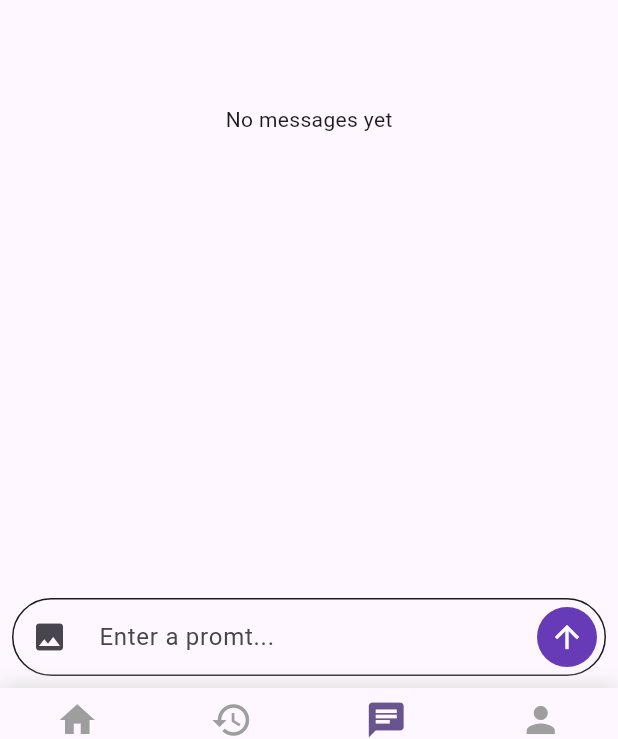
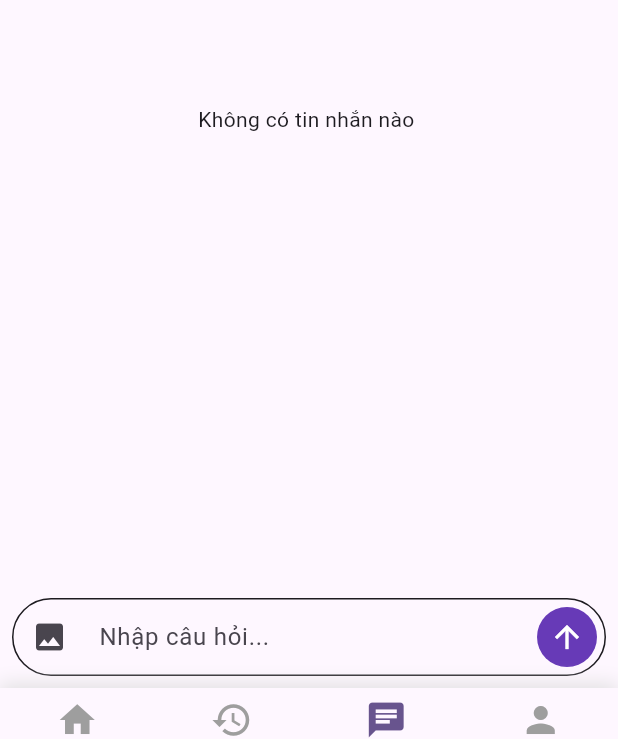
Before and after one commit to tsdevtool/DoAnChuyenNganh, a Flutter app: the screen it shows after launch, swiped to page 3, on a phone screen of 412 x 824 dp. Shown: the part 455-1194 px from the top of the screen. Run offline on Flutter 3.47's test engine with Material 3 defaults, Android fonts, the light colour scheme and no system bars; our stand-ins replace firebase_core, firebase_database, firebase_storage, flutter_markdown, flutter_spinkit, font_awesome_flutter and 5 more; missing offline and left inert: bcrypt; accounts and stored records are empty.

Commit message:
fix sơ sơ

```diff
--- a/ungdungdatlichkham/lib/Screen/chat_screen.dart
+++ b/ungdungdatlichkham/lib/Screen/chat_screen.dart
@@ -112,7 +112,7 @@ Widget build(BuildContext context) {
                   child:
                   chatProvider.inChatMessages.isEmpty
                       ? const Center(
-                    child: Text('No messages yet'),
+                    child: Text('Không có tin nhắn nào '),
                   )
                       :ChatMessages(
                     scrollController: _scrollController,
--- a/ungdungdatlichkham/lib/widgets/bottom_chat_field.dart
+++ b/ungdungdatlichkham/lib/widgets/bottom_chat_field.dart
@@ -114,7 +114,7 @@ class _BottomChatFieldState extends State<BottomChatField> {
                                }
                         },
                         decoration: InputDecoration.collapsed(
-                          hintText: 'Enter a promt...',
+                          hintText: 'Nhập câu hỏi...',
                           border: OutlineInputBorder(
                             borderSide: BorderSide.none,
                             borderRadius: BorderRadius.circular(30),
```
Also changed, not shown: 1 other file.
